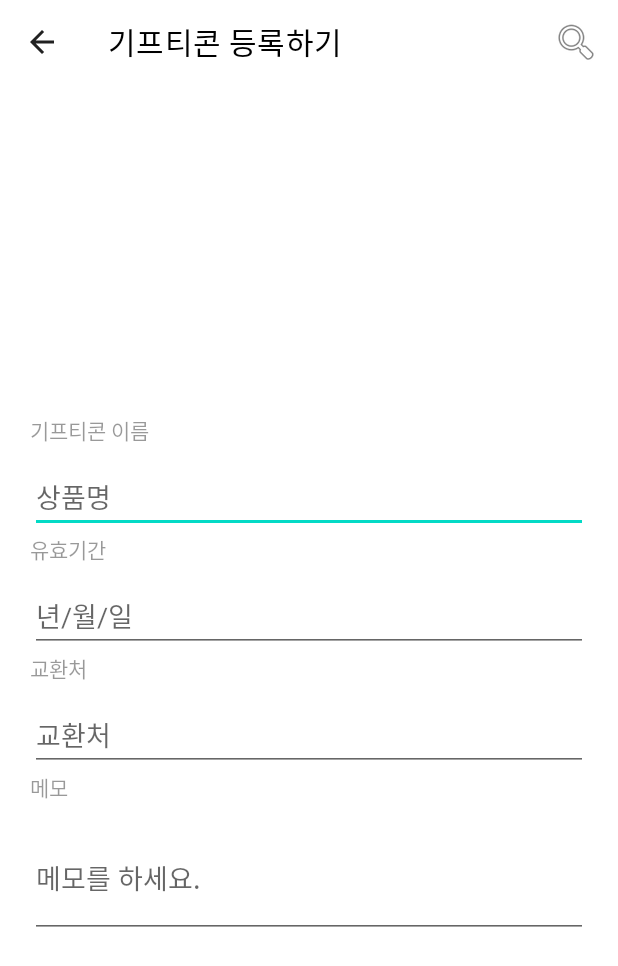
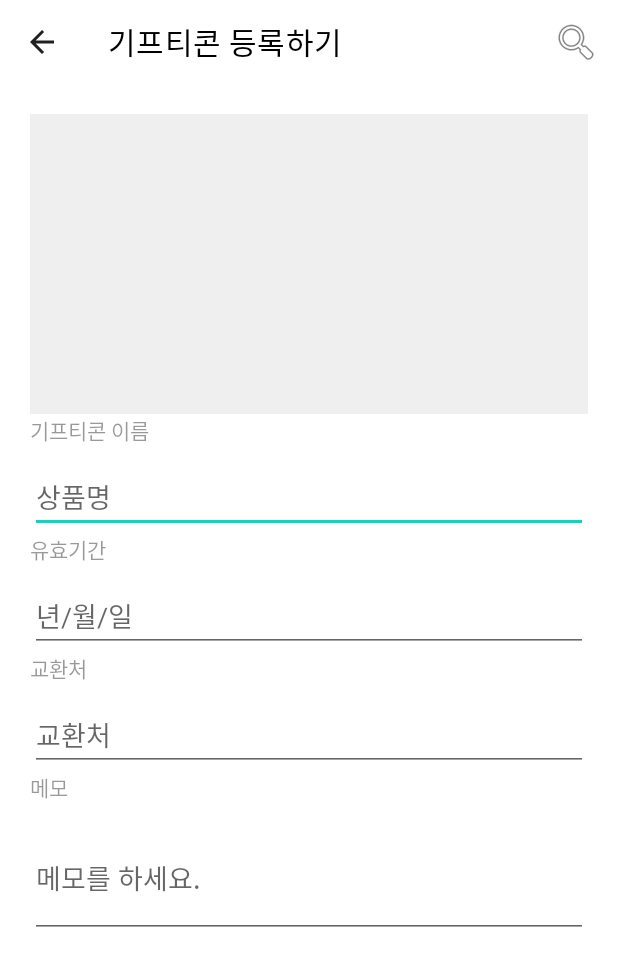
Before and after one commit to seonggg/Giftimoa, an Android app: the RegistActivity screen opened directly, with no data from a screen before it, after a tap on an icon or button, on a phone screen of 412 x 824 dp. Shown: the top 966 px of the screen. Run offline under Robolectric (Android 15) with nearby library versions, the phone set to English and light mode, and no system bars; libraries missing offline, so code that uses them is left out: com.googlecode.tesseract.

Commit message:
add photo upload function

```diff
--- a/app/src/main/java/com/example/mygifty/RegistActivity.kt
+++ b/app/src/main/java/com/example/mygifty/RegistActivity.kt
@@ -5,6 +5,7 @@ import android.content.res.AssetManager
 import android.graphics.Bitmap
 import androidx.appcompat.app.AppCompatActivity
 import android.os.Bundle
+import android.provider.MediaStore
 import android.util.Log
 import android.view.Menu
 import android.view.MenuItem
@@ -28,6 +29,7 @@ class RegistActivity : AppCompatActivity() {
     lateinit var place_edit : EditText
     lateinit var memo_edit: EditText
 
+    val Gallery= 1
     //이미지에서 추출한 날짜 변수
 
     override fun onCreate(savedInstanceState: Bundle?) {
@@ -47,11 +49,19 @@ class RegistActivity : AppCompatActivity() {
         regist_img=findViewById(R.id.regist_img)
         regist_img.setOnClickListener({
             //이미지 업로드 코드
+            loadImage()
         })
 
         //텍스트추출 시험 실행
     }
 
+    private fun loadImage(){
+        val intent = Intent()
+        intent.type = "image/*"
+        intent.action = Intent.ACTION_GET_CONTENT
+
+        startActivityForResult(Intent.createChooser(intent,"Load Picture"),Gallery)
+    }
 
 
     override fun onCreateOptionsMenu(menu: Menu?): Boolean {
@@ -59,5 +69,24 @@ class RegistActivity : AppCompatActivity() {
         return true
     }
 
+    override fun onActivityResult(requestCode: Int, resultCode: Int, data: Intent?) {
+        super.onActivityResult(requestCode, resultCode, data)
+
+        if(requestCode == Gallery){
+            if(resultCode == RESULT_OK){
+                var dataUri = data?.data
+                try{
+                    var bitmap : Bitmap = MediaStore.Images.Media.getBitmap(this.contentResolver,dataUri)
+                    regist_img.setImageBitmap(bitmap)
+                }catch (e:Exception){
+                    Toast.makeText(this,"$e",Toast.LENGTH_SHORT).show()
+                }
+            }
+            else{
+                //something wrong
+            }
+        }
+    }
+
 
 }
--- a/app/src/main/res/layout/activity_regist.xml
+++ b/app/src/main/res/layout/activity_regist.xml
@@ -30,7 +30,8 @@
             android:layout_width="match_parent"
             android:layout_height="200dp"
             android:layout_marginTop="20dp"
-            android:backgroundTint="#F1F1F1" />
+            android:background="#5BEFEFEF"
+            android:backgroundTint="#D3D3D3" />
 
         <TextView
             android:id="@+id/name_text"
```
